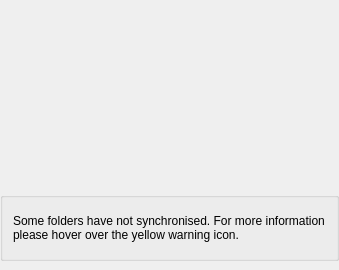
Before: the Qt Designer form src/MEGASync/syncs/gui/Twoways/macx/SyncSettingsUIBase.ui in meganz/MEGAsync, drawn with Qt 5.
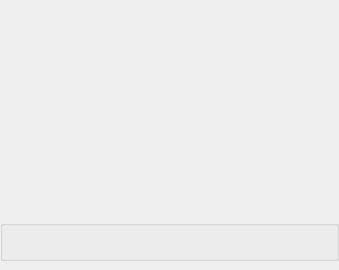
After: the same form once the commit is applied. The open tabs and pages were chosen to show the change. Custom widgets are drawn as their Qt base class.

What changed in the file:
```diff
--- a/src/MEGASync/syncs/gui/Twoways/macx/SyncSettingsUIBase.ui
+++ b/src/MEGASync/syncs/gui/Twoways/macx/SyncSettingsUIBase.ui
@@ -170,7 +170,7 @@
           <item>
            <widget class="QLabel" name="lDisabledSyncs">
             <property name="text">
-             <string>Some folders have not synchronised. For more information please hover over the yellow warning icon.</string>
+             <string/>
             </property>
             <property name="wordWrap">
              <bool>true</bool>
```
